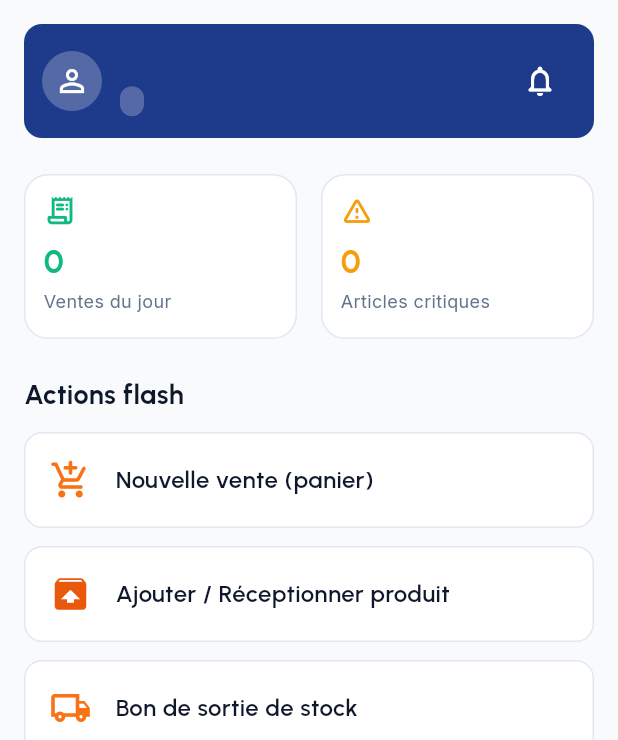
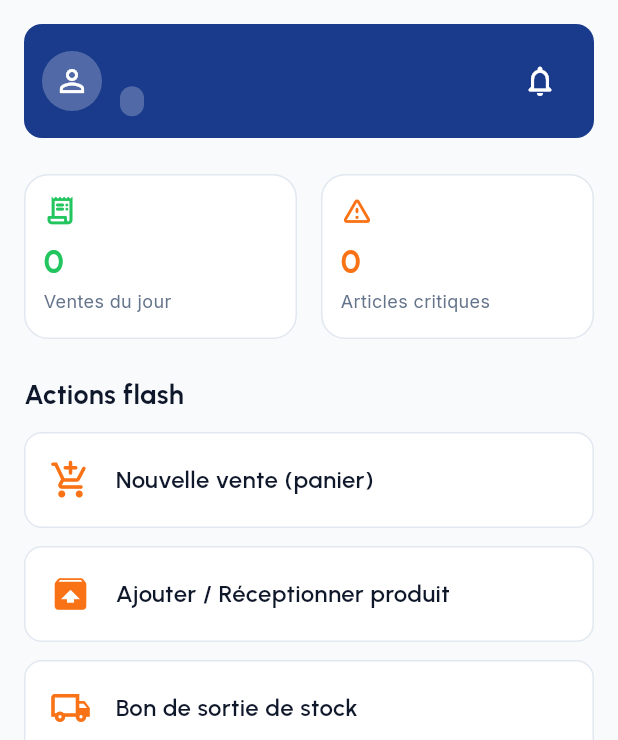
Before and after one commit to Wilfrid11/projetenm, a Flutter app: the RolePage screen opened directly with empty values, on a phone screen of 412 x 824 dp. Shown: the top 740 px of the screen. Run offline on Flutter 3.47's test engine with Material 3 defaults, Android fonts, the light colour scheme and no system bars; our stand-ins replace google_fonts; accounts and stored records are empty.

Commit message:
ajout user-vente

```diff
--- a/lib/modules/auth/presentation/login.dart
+++ b/lib/modules/auth/presentation/login.dart
@@ -67,8 +67,9 @@ class _LoginState extends State<Login> {
               venteController: VenteController(
                 stockController: widget.stockController,
                 boutiqueId: utilisateurAConnecter.boutiqueId,
-              ), // On crée le contrôleur proprement ici
-            ), // La ligne en trop a été supprimée, l'erreur va disparaître !
+              ),
+              userController: _userController, // Passage du userController
+            ),
           ),
         );
       } else {
--- a/lib/modules/auth/presentation/registre.dart
+++ b/lib/modules/auth/presentation/registre.dart
@@ -82,7 +82,7 @@ class _RegistrePageState extends State<RegistrePage> {
       );
 
       if (succes && mounted) {
-        Navigator.pushReplacementNamed(context, '/role');
+        Navigator.pop(context); // Redirige vers la page de connexion
       } else if (mounted) {
         ScaffoldMessenger.of(context).showSnackBar(
           SnackBar(content: Text(widget.authHook.errorMessage ?? "Erreur d'inscription")),
--- a/lib/modules/dashbord/presentation/gerant.dart
+++ b/lib/modules/dashbord/presentation/gerant.dart
@@ -5,7 +5,7 @@ import 'package:google_fonts/google_fonts.dart';
 import '../../auth/data/user.dart';
 import '../../produits/logique/stock_controller.dart';
 import '../../ventes/logique/vente_controller.dart';
-import '../../../coeur/theme/theme_quinca.dart'; // Import du thème
+import '../../../coeur/theme/theme_quinca.dart'; // Chemin d'import corrigé
 import '../../produits/presentation/alertes_stock.dart'; // Import de la page d'alertes
 import '../../produits/presentation/onglets/arrivage.dart'; // Import du nouvel arrivage
 
@@ -44,10 +44,10 @@ class GerantPage extends StatelessWidget {
             child: Column(
               crossAxisAlignment: CrossAxisAlignment.start,
               children: [
-                _buildHeader(),
+                _buildHeader(context),
                 const SizedBox(height: 24),
 
-                _buildZoneStats(nombreVentesJour, articlesCritiques),
+                _buildZoneStats(context, nombreVentesJour, articlesCritiques),
                 const SizedBox(height: 24),
 
                 Text(
@@ -56,16 +56,16 @@ class GerantPage extends StatelessWidget {
                 ),
                 const SizedBox(height: 12),
 
-                _actionFlashBtn("Nouvelle vente (panier)", Icons.add_shopping_cart_rounded, const Color(0xFFF97316), () {
+                _actionFlashBtn(context, "Nouvelle vente (panier)", Icons.add_shopping_cart_rounded, ThemeQuinca.alerte, () {
                   if (onAllerAuxVentes != null) onAllerAuxVentes!();
                 }),
-                _actionFlashBtn("Ajouter / Réceptionner produit", Icons.unarchive_rounded, const Color(0xFFEA580C), () {
+                _actionFlashBtn(context, "Ajouter / Réceptionner produit", Icons.unarchive_rounded, ThemeQuinca.alerte, () {
                   Navigator.push(context, MaterialPageRoute(builder: (c) => ArrivagePage(
                     controller: stockController,
                     user: user,
                   )));
                 }),
-                _actionFlashBtn("Bon de sortie de stock", Icons.local_shipping_outlined, const Color(0xFFF97316), () {}),
+                _actionFlashBtn(context, "Bon de sortie de stock", Icons.local_shipping_outlined, ThemeQuinca.alerte, () {}),
                 const SizedBox(height: 24),
 
                 Text(
@@ -82,7 +82,7 @@ class GerantPage extends StatelessWidget {
                       color: Colors.white,
                       borderRadius: BorderRadius.circular(12),
                     ),
-                    child: Text("Aucun produit en alerte pour le moment.", style: ThemeQuinca.corpsTexte),
+                    child: Text("Aucun produit en alerte pour le moment.", style: ThemeQuinca.corpsTexte.copyWith(color: ThemeQuinca.texteSecondaire)),
                   )
                 else
                   ListView.builder(
@@ -108,11 +108,11 @@ class GerantPage extends StatelessWidget {
     );
   }
 
-  Widget _buildHeader() {
+  Widget _buildHeader(BuildContext context) {
     return Container(
       padding: const EdgeInsets.symmetric(horizontal: 12, vertical: 14),
       decoration: BoxDecoration(
-        color: const Color(0xFF1E3A8A),
+        color: ThemeQuinca.bleuPrincipal,
         borderRadius: BorderRadius.circular(12),
       ),
       child: Row(
@@ -128,12 +128,12 @@ class GerantPage extends StatelessWidget {
               Column(
                 crossAxisAlignment: CrossAxisAlignment.start,
                 children: [
-                  Text("${user.prenom} ${user.nom}", style: GoogleFonts.urbanist(fontSize: 16, fontWeight: FontWeight.bold, color: Colors.white)),
+                  Text("${user.prenom} ${user.nom}", style: ThemeQuinca.titrePrincipal.copyWith(fontSize: 16, color: Colors.white)),
                   Container(
                     margin: const EdgeInsets.only(top: 4),
                     padding: const EdgeInsets.symmetric(horizontal: 8, vertical: 2),
                     decoration: BoxDecoration(color: Colors.white24, borderRadius: BorderRadius.circular(20)),
-                    child: Text(user.role.toUpperCase(), style: GoogleFonts.inter(fontSize: 11, color: Colors.white)),
+                    child: Text(user.role.toUpperCase(), style: ThemeQuinca.corpsTexte.copyWith(fontSize: 11, color: Colors.white)),
                   ),
                 ],
               ),
@@ -177,46 +177,46 @@ class GerantPage extends StatelessWidget {
     );
   }
 
-  Widget _buildZoneStats(int ventes, int critiques) {
+  Widget _buildZoneStats(BuildContext context, int ventes, int critiques) {
     return Row(
       children: [
-        Expanded(child: _statCard("Ventes du jour", "$ventes", Icons.receipt_long_rounded, const Color(0xFF10B981))),
+        Expanded(child: _statCard(context, "Ventes du jour", "$ventes", Icons.receipt_long_rounded, ThemeQuinca.succes)),
         const SizedBox(width: 16),
-        Expanded(child: _statCard("Articles critiques", "$critiques", Icons.warning_amber_rounded, const Color(0xFFF59E0B))),
+        Expanded(child: _statCard(context, "Articles critiques", "$critiques", Icons.warning_amber_rounded, ThemeQuinca.alerte)),
       ],
     );
   }
 
-  Widget _statCard(String titre, String valeur, IconData icone, Color couleur) {
+  Widget _statCard(BuildContext context, String titre, String valeur, IconData icone, Color couleur) {
     return Container(
       height: 110,
       padding: const EdgeInsets.all(12),
       decoration: BoxDecoration(
         color: Colors.white,
         borderRadius: BorderRadius.circular(16),
-        border: Border.all(color: const Color(0xFFE2E8F0)),
+        border: Border.all(color: ThemeQuinca.bordure),
       ),
       child: Column(
         crossAxisAlignment: CrossAxisAlignment.start,
         children: [
           Icon(icone, color: couleur, size: 22),
           const SizedBox(height: 8),
-          Text(valeur, style: GoogleFonts.urbanist(fontSize: 22, fontWeight: FontWeight.bold, color: couleur)),
+          Text(valeur, style: ThemeQuinca.titrePrincipal.copyWith(fontSize: 22, color: couleur)),
           const SizedBox(height: 2),
-          Text(titre, style: GoogleFonts.inter(fontSize: 12, color: const Color(0xFF64748B))),
+          Text(titre, style: ThemeQuinca.corpsTexte.copyWith(fontSize: 12)),
         ],
       ),
     );
   }
 
-  Widget _actionFlashBtn(String libelle, IconData icone, Color couleurIcone, VoidCallback auClic) {
+  Widget _actionFlashBtn(BuildContext context, String libelle, IconData icone, Color couleurIcone, VoidCallback auClic) {
     return Container(
       margin: const EdgeInsets.only(bottom: 12),
       height: 64,
       decoration: BoxDecoration(
         color: Colors.white,
         borderRadius: BorderRadius.circular(12),
-        border: Border.all(color: const Color(0xFFE2E8F0)),
+        border: Border.all(color: ThemeQuinca.bordure),
       ),
       child: InkWell(
         onTap: auClic,
@@ -227,7 +227,7 @@ class GerantPage extends StatelessWidget {
             children: [
               Icon(icone, color: couleurIcone, size: 28),
               const SizedBox(width: 16),
-              Text(libelle, style: GoogleFonts.urbanist(fontSize: 16, fontWeight: FontWeight.w600, color: const Color(0xFF0F172A))),
+              Text(libelle, style: ThemeQuinca.titrePrincipal.copyWith(fontSize: 16, fontWeight: FontWeight.w600)),
             ],
           ),
         ),
--- a/lib/modules/dashbord/presentation/role.dart
+++ b/lib/modules/dashbord/presentation/role.dart
@@ -37,8 +37,8 @@ class _RolePageState extends State<RolePage> {
   Widget _recupererPage() {
     switch (_currentIndex) {
       case 0:
-        // Filtrage de la page d'accueil selon le rôle de l'utilisateur connecté
-        if (widget.user.role == 'admin') {
+        // Contrôle du rôle pour l'affichage du Dashboard
+        if (widget.user.isAdmin) {
           return DashboardAdmin(
             stockController: widget.stockController,
             venteController: widget.venteController,
--- a/lib/modules/produits/composants/menu_lateral.dart
+++ b/lib/modules/produits/composants/menu_lateral.dart
@@ -6,8 +6,8 @@ import 'package:quinca_pro/modules/produits/presentation/onglets/catalogue.dart'
 import '../../../coeur/theme/theme_quinca.dart';
 import '../../auth/data/user.dart';
 import '../logique/stock_controller.dart';
-import '../../produits/presentation/onglets/historique_entrees.dart'; // Import pour la page d'historique des entrées
-import '../../produits/presentation/onglets/arrivage.dart'; // 👈 Ajoutez cet import
+import '../presentation/onglets/historique_entrees.dart'; // Import pour la page d'historique des entrées
+import '../presentation/onglets/arrivage.dart'; // Import corrigé
 class MenuLateral extends StatelessWidget {
   final StockController stockController;
   final User user; // 👈 1. Ajout de la propriété user
@@ -95,7 +95,7 @@ class MenuLateral extends StatelessWidget {
                 MaterialPageRoute(
                   builder: (context) => ArrivagePage(
                     controller: stockController,
-                    user: user, // On passe l'objet User complet
+                    user: user,
                     // Note: L'ancienne page d'arrivage (onglets/arrivage.dart) est maintenant obsolète.
                     // Elle peut être supprimée si elle n'est plus utilisée ailleurs.
                   ),
--- a/lib/modules/produits/presentation/onglets/arrivage.dart
+++ b/lib/modules/produits/presentation/onglets/arrivage.dart
@@ -5,8 +5,8 @@ import 'package:google_fonts/google_fonts.dart';
 import '../../../../coeur/theme/theme_quinca.dart'; // Import de ton fichier de thème
 import '../../logique/stock_controller.dart';
 import '../../data/produit.dart';
-import '../../../../historique/data/historique_models.dart';
-import '../../../../auth/data/user.dart'; // Import du modèle User
+import '../../../historique/data/historique_models.dart'; // Chemin d'import corrigé
+import '../../../auth/data/user.dart'; // Chemin d'import corrigé
 
 class ArrivagePage extends StatefulWidget {
   final StockController controller;
--- a/lib/modules/produits/presentation/onglets/historique_entrees.dart
+++ b/lib/modules/produits/presentation/onglets/historique_entrees.dart
@@ -111,8 +111,8 @@ class HistoriqueEntreesPage extends StatelessWidget {
                   ],
                 ),
               );
-            },);
-        }
-    );
+            },
+          );
+        });
   }
 }
```
Also changed, not shown: lib/modules/produits/presentation/onglets/catalogue.dart (+6 -4 lines), lib/modules/produits/presentation/produit.dart (+7 -5 lines).
